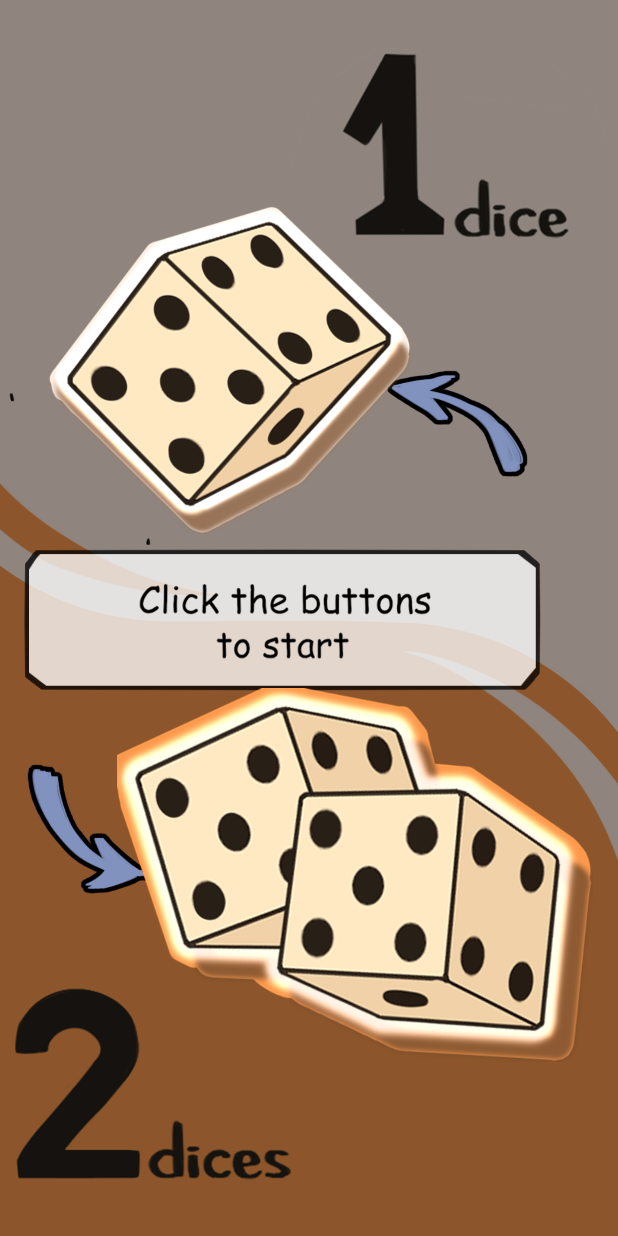
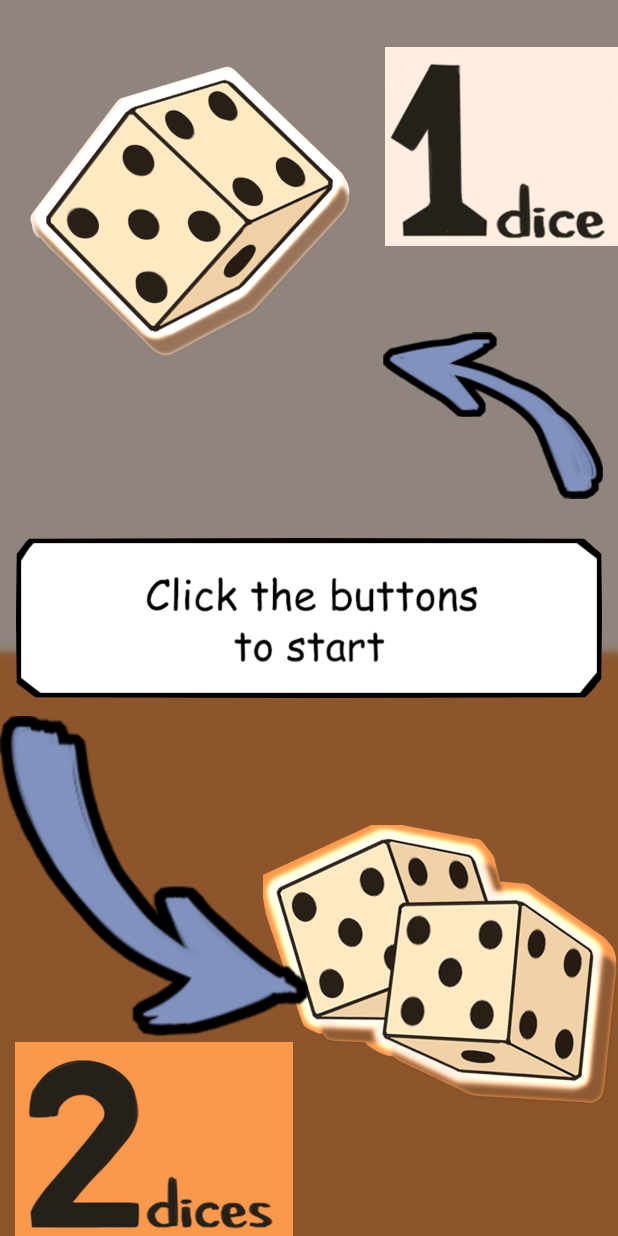
Before and after one commit to MDAsDEV/Kubiks, an Android app: the screen it shows after launch (MainActivity), on a phone screen of 412 x 824 dp. Run offline under Robolectric (Android 15) with nearby library versions, the phone set to English and light mode, and no system bars.

Commit message:
updating layout to make first screen comfortable to use from another screen

```diff
--- a/app/src/main/java/com/example/kubiks/MainActivity.kt
+++ b/app/src/main/java/com/example/kubiks/MainActivity.kt
@@ -4,13 +4,11 @@ import android.annotation.SuppressLint
 import android.content.Context
 import android.content.Intent
 import android.content.SharedPreferences
-import android.graphics.Color.alpha
-import android.graphics.drawable.AnimationDrawable
 import android.os.Bundle
-import android.os.Handler
 import android.util.Log
 import android.view.MotionEvent
 import android.view.View
+import android.view.WindowManager
 import android.view.animation.AnimationUtils
 import android.widget.ImageButton
 import android.widget.ImageView
@@ -30,7 +28,7 @@ class MainActivity : AppCompatActivity() {
         setContentView(R.layout.activity_main)
         prefs =
             getSharedPreferences("settings", Context.MODE_PRIVATE)
-        val start_phone = findViewById(R.id.imageView3) as ImageView;
+        val start_phone = findViewById(R.id.click) as ImageView;
         start_phone.setOnTouchListener(object : View.OnTouchListener {
             override fun onTouch(v: View?, event: MotionEvent?): Boolean {
                 when (event?.action){
@@ -68,7 +66,7 @@ class MainActivity : AppCompatActivity() {
     fun counter_plus(){
         was_first_screen += 1 // Изменяем число при нажатии на экран
         if (was_first_screen > 0) {
-            val start_phone = findViewById(R.id.imageView3) as ImageView;
+            val start_phone = findViewById(R.id.dark_phone) as ImageView;
             start_phone.isVisible = false // Делаем нашу ImageView (которая является подсказкой куда тыкать на экране) невидимой
         }
     }
@@ -127,7 +125,7 @@ class MainActivity : AppCompatActivity() {
 
         }
         if (was_first_screen > 0) {
-            val start_phone = findViewById(R.id.imageView3) as ImageView;
+            val start_phone = findViewById(R.id.dark_phone) as ImageView;
             start_phone.isVisible = false // Делаем нашу ImageButton (которая является подсказкой куда тыкать на экране) невидимой
         }
 
--- a/app/src/main/res/layout/activity_main.xml
+++ b/app/src/main/res/layout/activity_main.xml
@@ -1,58 +1,138 @@
 <?xml version="1.0" encoding="utf-8"?>
-<androidx.constraintlayout.widget.ConstraintLayout xmlns:android="http://schemas.android.com/apk/res/android"
+
+<RelativeLayout xmlns:android="http://schemas.android.com/apk/res/android"
     xmlns:app="http://schemas.android.com/apk/res-auto"
     xmlns:tools="http://schemas.android.com/tools"
     android:layout_width="match_parent"
     android:layout_height="match_parent"
-    android:background="@drawable/fonchiko"
+    android:background="@drawable/light_phone_without_anything"
     tools:context=".MainActivity">
 
+
     <ImageView
-        android:id="@+id/imageView3"
-        android:layout_width="537dp"
-        android:layout_height="829dp"
-        android:alpha="1"
-        app:layout_constraintBottom_toBottomOf="parent"
-        app:layout_constraintEnd_toEndOf="parent"
-        app:layout_constraintHorizontal_bias="0.634"
-        app:layout_constraintStart_toStartOf="parent"
-        app:layout_constraintTop_toTopOf="parent"
-        app:layout_constraintVertical_bias="0.775"
-        app:srcCompat="@drawable/start_phone" />
+        android:id="@+id/dark_phone"
+        android:layout_width="wrap_content"
+        android:layout_height="wrap_content"
+        android:scaleX="10"
+        android:scaleY="10"
+        app:srcCompat="@drawable/phone_without"
+        ></ImageView>
+    <ImageView
+        android:id="@+id/click"
+        android:layout_width="wrap_content"
+        android:layout_height="wrap_content"
+        android:layout_centerVertical="true"
+        android:layout_marginLeft="10dp"
+        android:layout_marginRight="10dp"
+        android:adjustViewBounds="true"
+        android:background="@null"
+        android:cropToPadding="true"
+        app:srcCompat="@drawable/click_buttons_to_start" />
+    <View
+        android:id="@+id/invisible_view_quarter"
+        android:layout_width="1dp"
+        android:layout_height="1dp"
+        android:layout_alignParentRight="true"
+        android:visibility="invisible"
+        ></View>
 
+
+    <ImageView
+        android:id="@+id/one_only"
+        android:layout_width="match_parent"
+        android:layout_height="wrap_content"
+        android:layout_above="@id/strelka_left"
+        android:layout_toRightOf="@id/invisible_view"
+        app:srcCompat="@drawable/light_1_dice" ></ImageView>
+    <View
+        android:id="@+id/invisible_view"
+        android:layout_width="1dp"
+        android:layout_marginRight="50dp"
+        android:layout_marginLeft="-50dp"
+        android:layout_marginTop="30dp"
+        android:layout_height="1dp"
+        android:layout_centerHorizontal="true"
+        android:visibility="invisible" />
     <ImageButton
         android:id="@+id/one_dice"
         android:layout_width="wrap_content"
-        android:layout_height="223dp"
+        android:layout_height="wrap_content"
+        android:scaleX="0.85"
+        android:scaleY="0.85"
+        android:layout_marginTop="25dp"
+        android:layout_toLeftOf="@id/invisible_view"
         android:adjustViewBounds="true"
         android:background="@null"
-        android:contentDescription="@string/oneone"
         android:scaleType="fitCenter"
-        app:layout_constraintBottom_toBottomOf="parent"
-        app:layout_constraintEnd_toEndOf="parent"
-        app:layout_constraintHorizontal_bias="0.192"
-        app:layout_constraintStart_toStartOf="parent"
-        app:layout_constraintTop_toTopOf="parent"
-        app:layout_constraintVertical_bias="0.226"
         app:srcCompat="@drawable/kubikone" />
+
+    <ImageView
+        android:id="@+id/light_2_dices_write"
+        android:layout_width="wrap_content"
+        android:layout_height="wrap_content"
+        android:layout_marginLeft="10dp"
+        android:layout_alignParentBottom="true"
+
+        android:layout_marginRight="10dp"
+        android:layout_toLeftOf="@id/invisible_view_bottom"
+        android:adjustViewBounds="true"
+        app:srcCompat="@drawable/light_2_dices"></ImageView>
 
     <ImageButton
         android:id="@+id/two_dices"
         android:layout_width="wrap_content"
-        android:layout_height="249dp"
+        android:layout_height="wrap_content"
+        android:layout_below="@id/click"
+        android:layout_alignParentRight="true"
+        android:layout_alignParentBottom="true"
+        android:layout_marginLeft="-30dp"
+        android:layout_marginTop="-3dp"
+        android:layout_marginRight="0dp"
+        android:layout_marginBottom="0dp"
+        android:layout_toRightOf="@id/light_2_dices_write"
         android:adjustViewBounds="true"
         android:background="@null"
         android:contentDescription="@string/twotwo"
         android:scaleType="fitCenter"
-        app:layout_constraintBottom_toBottomOf="parent"
-        app:layout_constraintEnd_toEndOf="parent"
-        app:layout_constraintHorizontal_bias="0.827"
-        app:layout_constraintStart_toStartOf="parent"
-        app:layout_constraintTop_toTopOf="parent"
-        app:layout_constraintVertical_bias="0.798"
         app:srcCompat="@drawable/kubikitwo" />
 
 
+    <View
+        android:id="@+id/invisible_view_bottom"
+        android:layout_width="1dp"
+        android:layout_height="1dp"
+        android:layout_centerHorizontal="true"
+        android:layout_alignParentBottom="true"
+        android:visibility="invisible" />
+    <View
+        android:id="@+id/invisible_view_center"
+        android:layout_width="1dp"
+        android:layout_height="1dp"
+        android:layout_centerVertical="true"
+        android:visibility="invisible"
+        ></View>
+
+    <ImageView
+        android:layout_width="wrap_content"
+        android:layout_height="wrap_content"
+        android:layout_below="@id/click"
+        android:layout_above="@id/light_2_dices_write"
+        android:layout_alignParentLeft="true"
+        android:layout_marginTop="8dp"
+        android:adjustViewBounds="true"
+        android:layout_toLeftOf="@id/two_dices"
+        app:srcCompat="@drawable/strelka1"></ImageView>
+
+    <ImageView
+        android:id="@+id/strelka_left"
+        android:layout_width="wrap_content"
+        android:layout_height="wrap_content"
+        android:layout_above="@id/click"
+        android:layout_marginRight="10dp"
+        android:layout_toRightOf="@id/one_dice"
+        android:scaleType="fitCenter"
+        app:srcCompat="@drawable/strelka2"></ImageView>
 
 
-</androidx.constraintlayout.widget.ConstraintLayout>
+
+</RelativeLayout>
--- a/app/src/main/res/values/styles.xml
+++ b/app/src/main/res/values/styles.xml
@@ -3,9 +3,6 @@
     <!-- Base application theme. -->
     <style name="AppTheme" parent="Theme.AppCompat.DayNight.NoActionBar">
         <!-- Customize your theme here. -->
-        <item name="colorPrimary">@color/colorPrimary</item>
-        <item name="colorPrimaryDark">@color/colorPrimaryDark</item>
-        <item name="colorAccent">@color/colorAccent</item>
     </style>
 
 </resources>
--- a/build.gradle
+++ b/build.gradle
@@ -10,6 +10,8 @@ buildscript {
     dependencies {
         classpath 'com.android.tools.build:gradle:3.5.3'
         classpath "org.jetbrains.kotlin:kotlin-gradle-plugin:$kotlin_version"
+         "androidx.constraintlayout:constraintlayout:2.0.4"
+
         // NOTE: Do not place your application dependencies here; they belong
         // in the individual module build.gradle files
     }
```
Also changed, not shown: app/src/main/res/drawable/click_buttons_to_start.png (added), app/src/main/res/drawable/light_1_dice.png (added), app/src/main/res/drawable/light_2_dices.png (added), app/src/main/res/drawable/light_phone_without_anything.png (added), app/src/main/res/drawable/one_dice_only.png (added), app/src/main/res/drawable/phone_without.png (added), app/src/main/res/drawable/strelka1.png (added), app/src/main/res/drawable/strelka2.png (added), app/src/main/res/drawable/two_dices_only.png (added).
